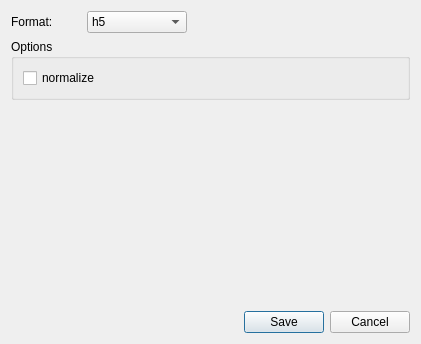
Old version of the form classification/saveDialog.ui in the repository ilastik/ilastik.
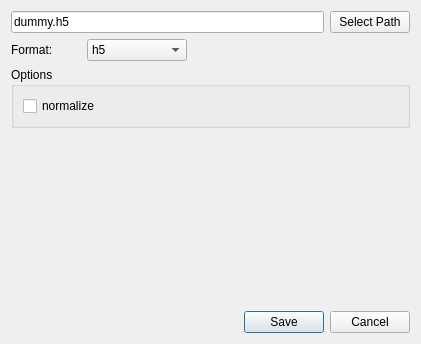
New version of the form.

```diff
--- a/classification/saveDialog.ui
+++ b/classification/saveDialog.ui
@@ -14,6 +14,24 @@
    <string>Save As</string>
   </property>
   <layout class="QVBoxLayout" name="verticalLayout_2">
+   <item>
+    <layout class="QHBoxLayout" name="horizontalLayout_2">
+     <item>
+      <widget class="QLineEdit" name="lineEdit">
+       <property name="text">
+        <string>dummy.h5</string>
+       </property>
+      </widget>
+     </item>
+     <item>
+      <widget class="QPushButton" name="selectPathButton">
+       <property name="text">
+        <string>Select Path</string>
+       </property>
+      </widget>
+     </item>
+    </layout>
+   </item>
    <item>
     <layout class="QHBoxLayout" name="horizontalLayout">
      <item>
```
